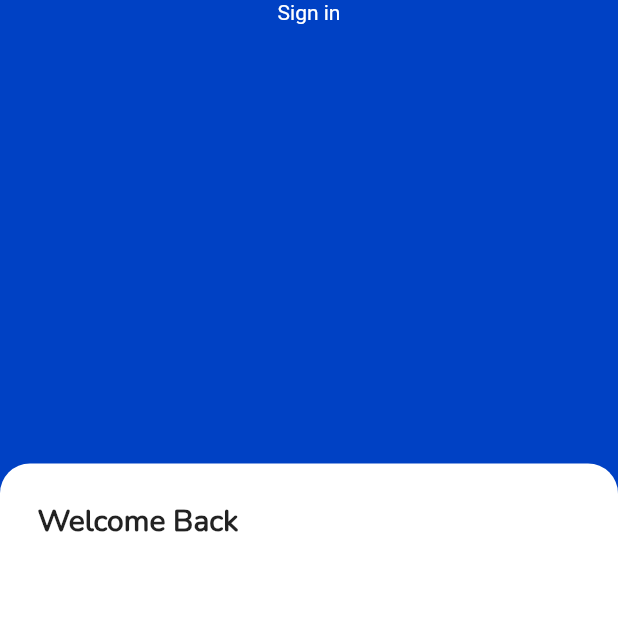
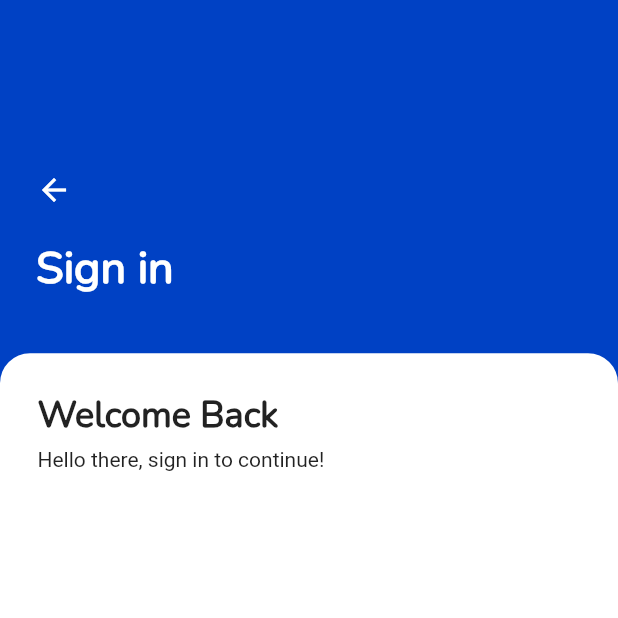
Before and after one commit to brafii/login-app, a Flutter app: the screen it shows after launch, after a tap on "Already have an account?", on a phone screen of 412 x 824 dp, the top half of it. Run offline on Flutter 3.47's test engine with Material 2 defaults, Android fonts, the phone set to English and light mode, and no system bars; our stand-ins replace font_awesome_flutter.

Commit message:
working on the sign in screen

```diff
--- a/lib/screens/sign_in.dart
+++ b/lib/screens/sign_in.dart
@@ -7,7 +7,8 @@ class SignIn extends StatelessWidget {
   @override
   Widget build(BuildContext context) {
     return Scaffold(
-      body: SingleChildScrollView(
+      body: SafeArea(
+        child: SingleChildScrollView(
           child: Container(
             constraints: BoxConstraints(
               maxHeight: MediaQuery.of(context).size.height,
@@ -17,18 +18,37 @@ class SignIn extends StatelessWidget {
               color: defaultColors,
             ),
             child: Column(
+              crossAxisAlignment: CrossAxisAlignment.start,
               children: [
                 Expanded(
-                flex: 3,
+                  flex: 2,
+                  child: Padding(
+                    padding: const EdgeInsets.symmetric(vertical: 36.0, horizontal: 24.0),
                     child: Column(
+                      mainAxisAlignment: MainAxisAlignment.end,
+                      crossAxisAlignment: CrossAxisAlignment.start,
                       children: [
+                        GestureDetector(
+                          onTap: (){
+                            Navigator.of(context).pop();
+                          },
+                          child: Icon(
+                            Icons.arrow_back,
+                            color: Colors.white,
+                          ),
+                        ),
+                        SizedBox(height: 20.0),
                         Text(
                           'Sign in',
                           style: TextStyle(
+                            fontFamily: 'Nunito',
+                            fontWeight: FontWeight.bold,
+                            fontSize: 30.0,
                             color: Colors.white,
                           ),
                         )
                       ],
+                    ),
                   ),
                 ),
                 Expanded(
@@ -52,9 +72,13 @@ class SignIn extends StatelessWidget {
                             style: TextStyle(
                               fontFamily: 'Nunito',
                               fontWeight: FontWeight.bold,
-                            fontSize: 20.0,
+                              fontSize: 24.0,
                             ),
-                        )
+                          ),
+                          SizedBox(height: 5.0),
+                          Text(
+                            'Hello there, sign in to continue!',
+                          ),
                         ],
                       ),
                     ),
@@ -64,6 +88,7 @@ class SignIn extends StatelessWidget {
             ),
           ),
         ),
+      ),
     );
   }
 }
```
Lines whose indentation alone changed are shown as unchanged.
